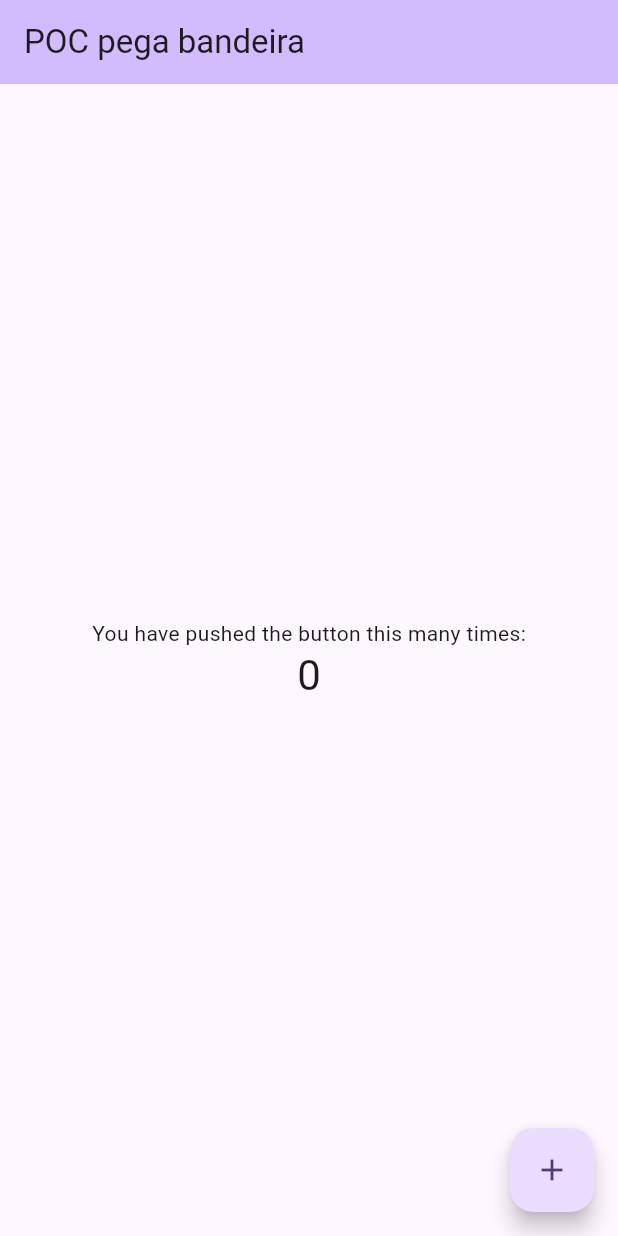
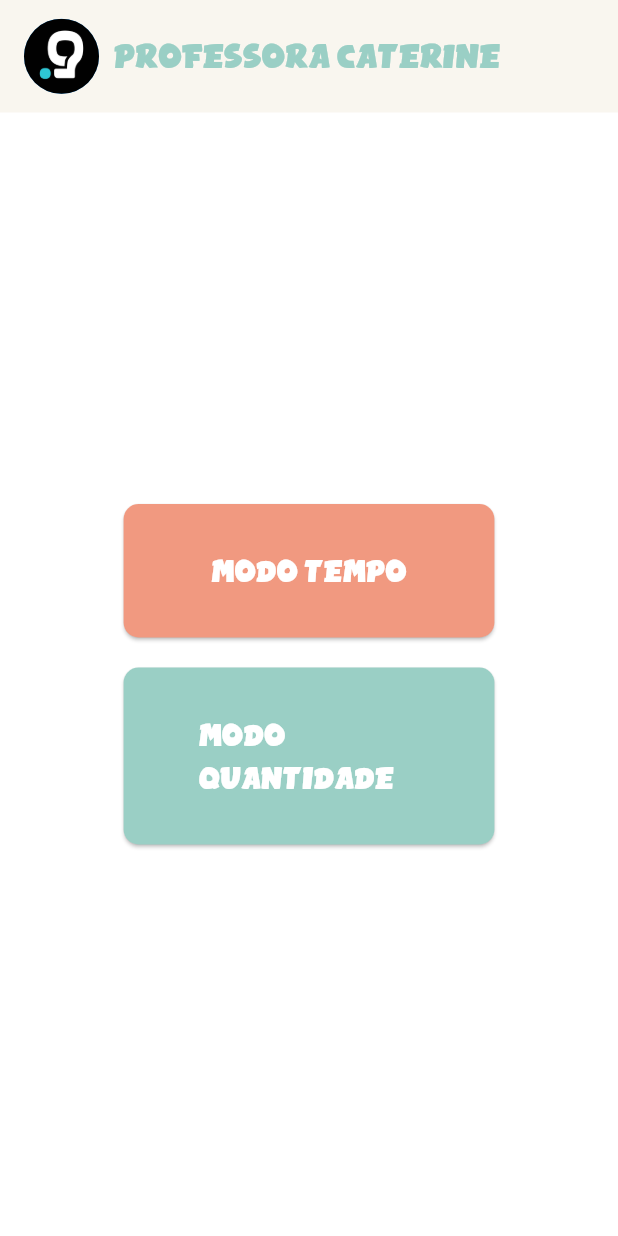
Before and after one commit to marcojrlm/POC_pega_bandeira, a Flutter app: the screen it shows after launch, on a phone screen of 412 x 824 dp. Run offline on Flutter 3.47's test engine with Material 2 defaults, Android fonts, the light colour scheme and no system bars; our stand-ins replace flutter_blue_plus, get, google_fonts.

Commit message:
secont commit

```diff
--- a/lib/main.dart
+++ b/lib/main.dart
@@ -1,4 +1,10 @@
 import 'package:flutter/material.dart';
+import 'package:flutter_blue_plus/flutter_blue_plus.dart';
+import 'package:poc_pega_bandeira/screens/game/timeGame.dart';
+import 'package:poc_pega_bandeira/screens/master/home.dart';
+import 'package:poc_pega_bandeira/screens/master/quantityMode.dart';
+import 'package:poc_pega_bandeira/screens/master/timeMode.dart';
+import 'package:poc_pega_bandeira/utils/colors.dart';
 
 void main() {
   runApp(const MyApp());
@@ -13,113 +19,16 @@ class MyApp extends StatelessWidget {
     return MaterialApp(
       title: 'Pega bandeira',
       theme: ThemeData(
-        // This is the theme of your application.
-        //
-        // TRY THIS: Try running your application with "flutter run". You'll see
-        // the application has a blue toolbar. Then, without quitting the app,
-        // try changing the seedColor in the colorScheme below to Colors.green
-        // and then invoke "hot reload" (save your changes or press the "hot
-        // reload" button in a Flutter-supported IDE, or press "r" if you used
-        // the command line to start the app).
-        //
-        // Notice that the counter didn't reset back to zero; the application
-        // state is not lost during the reload. To reset the state, use hot
-        // restart instead.
-        //
-        // This works for code too, not just values: Most code changes can be
-        // tested with just a hot reload.
-        colorScheme: ColorScheme.fromSeed(seedColor: Colors.deepPurple),
+        colorScheme: ColorScheme.fromSwatch().copyWith(primary: AppColors.primary, secondary: AppColors.secondary, background: AppColors.neutral),
         useMaterial3: true,
       ),
-      home: const MyHomePage(title: 'POC pega bandeira'),
+      home: const MasterHome(),
+      routes: {
+        'home': (ctx) => const MasterHome(),
+        '/timeMode': (ctx) => const TimeMode(),
+        '/quantityMode': (ctx) => const QuantityMode(),
+        '/timeGame': (ctx) => TimeGame(),
+      },
     );
   }
 }
-
-class MyHomePage extends StatefulWidget {
-  const MyHomePage({super.key, required this.title});
-
-  // This widget is the home page of your application. It is stateful, meaning
-  // that it has a State object (defined below) that contains fields that affect
-  // how it looks.
-
-  // This class is the configuration for the state. It holds the values (in this
-  // case the title) provided by the parent (in this case the App widget) and
-  // used by the build method of the State. Fields in a Widget subclass are
-  // always marked "final".
-
-  final String title;
-
-  @override
-  State<MyHomePage> createState() => _MyHomePageState();
-}
-
-class _MyHomePageState extends State<MyHomePage> {
-  int _counter = 0;
-
-  void _incrementCounter() {
-    setState(() {
-      // This call to setState tells the Flutter framework that something has
-      // changed in this State, which causes it to rerun the build method below
-      // so that the display can reflect the updated values. If we changed
-      // _counter without calling setState(), then the build method would not be
-      // called again, and so nothing would appear to happen.
-      _counter++;
-    });
-  }
-
-  @override
-  Widget build(BuildContext context) {
-    // This method is rerun every time setState is called, for instance as done
-    // by the _incrementCounter method above.
-    //
-    // The Flutter framework has been optimized to make rerunning build methods
-    // fast, so that you can just rebuild anything that needs updating rather
-    // than having to individually change instances of widgets.
-    return Scaffold(
-      appBar: AppBar(
-        // TRY THIS: Try changing the color here to a specific color (to
-        // Colors.amber, perhaps?) and trigger a hot reload to see the AppBar
-        // change color while the other colors stay the same.
-        backgroundColor: Theme.of(context).colorScheme.inversePrimary,
-        // Here we take the value from the MyHomePage object that was created by
-        // the App.build method, and use it to set our appbar title.
-        title: Text(widget.title),
-      ),
-      body: Center(
-        // Center is a layout widget. It takes a single child and positions it
-        // in the middle of the parent.
-        child: Column(
-          // Column is also a layout widget. It takes a list of children and
-          // arranges them vertically. By default, it sizes itself to fit its
-          // children horizontally, and tries to be as tall as its parent.
-          //
-          // Column has various properties to control how it sizes itself and
-          // how it positions its children. Here we use mainAxisAlignment to
-          // center the children vertically; the main axis here is the vertical
-          // axis because Columns are vertical (the cross axis would be
-          // horizontal).
-          //
-          // TRY THIS: Invoke "debug painting" (choose the "Toggle Debug Paint"
-          // action in the IDE, or press "p" in the console), to see the
-          // wireframe for each widget.
-          mainAxisAlignment: MainAxisAlignment.center,
-          children: <Widget>[
-            const Text(
-              'You have pushed the button this many times:',
-            ),
-            Text(
-              '$_counter',
-              style: Theme.of(context).textTheme.headlineMedium,
-            ),
-          ],
-        ),
-      ),
-      floatingActionButton: FloatingActionButton(
-        onPressed: _incrementCounter,
-        tooltip: 'Increment',
-        child: const Icon(Icons.add),
-      ), // This trailing comma makes auto-formatting nicer for build methods.
-    );
-  }
-}
--- /dev/null
+++ b/lib/screens/master/home.dart
@@ -0,0 +1,46 @@
+import 'package:flutter/material.dart';
+import 'package:get/get.dart';
+import 'package:poc_pega_bandeira/utils/colors.dart';
+import 'package:google_fonts/google_fonts.dart';
+import 'package:poc_pega_bandeira/widgets/button.dart';
+
+class MasterHome extends StatelessWidget {
+  const MasterHome({super.key});
+
+  @override
+  Widget build(BuildContext context) {
+    return Scaffold(
+      appBar: AppBar(
+        toolbarHeight: 75,
+        automaticallyImplyLeading: false,
+        backgroundColor: AppColors.neutral,
+        title: const Row(
+          children: [
+            CircleAvatar(
+              backgroundImage: AssetImage("assets/logo.jpg"),
+              radius: 25,
+            ),
+            Padding(
+              padding: EdgeInsets.only(left: 10),
+              child: Text("Professora Caterine",
+                  style: TextStyle(
+                      fontFamily: 'Comic', color: AppColors.secondary)),
+            )
+          ],
+        ),
+      ),
+      body: Center(
+        child: Column(
+          mainAxisAlignment: MainAxisAlignment.center,
+          children: <Widget>[
+            MyButton(text: "Modo tempo", onPressed: () => Navigator.pushNamed(context, '/timeMode')),
+            const SizedBox(
+              height: 20,
+            ),
+            MyButton(text: "Modo quantidade", color: AppColors.secondary, width: 0.6, onPressed: () => Navigator.pushNamed(context, '/quantityMode')),
+          ],
+        ),
+      ),
+    );
+  }
+}
--- /dev/null
+++ b/lib/utils/colors.dart
@@ -0,0 +1,7 @@
+import 'package:flutter/material.dart';
+
+class AppColors {
+  static const primary = Color(0xFFF19980);
+  static const secondary = Color(0xFF9ACFC5);
+  static const neutral = Color(0xFFF9F6EF);
+}
--- /dev/null
+++ b/lib/widgets/button.dart
@@ -0,0 +1,34 @@
+import 'package:flutter/material.dart';
+import 'package:poc_pega_bandeira/utils/colors.dart';
+
+class MyButton extends StatelessWidget {
+  MyButton({super.key, this.width, this.color, this.textSize, required this.text, required this.onPressed});
+
+  var width;
+  var color;
+  var text;
+  var textSize;
+
+  final VoidCallback onPressed; // Um callback que não recebe argumentos e não retorna valor
+
+  @override
+  Widget build(BuildContext context) {
+    return FractionallySizedBox(
+      widthFactor: width ?? 0.6,
+      child: ElevatedButton(
+        onPressed: onPressed,
+        style: ElevatedButton.styleFrom(
+          padding: const EdgeInsets.symmetric(horizontal: 50, vertical: 30),
+          backgroundColor: color ?? AppColors.primary,
+          shape: RoundedRectangleBorder(
+            borderRadius: BorderRadius.circular(10.0),
+          ),
+        ),
+        child: Text(
+          text,
+          style: TextStyle(color: Colors.white, fontSize: textSize ?? 20, fontFamily: 'Comic'),
+        ),
+      ),
+    );
+  }
+}
```
Also changed, not shown: assets/fonts/super_comic_2/caution.txt (added, +15 -0 lines), lib/screens/game/timeGame.dart (added, +157 -0 lines), lib/screens/master/quantityMode.dart (added, +90 -0 lines), lib/screens/master/timeMode.dart (added, +89 -0 lines), pubspec.yaml (+14 -0 lines), assets/Logooby.png (added), assets/fonts/super_comic_2/1.jpg (added), assets/fonts/super_comic_2/SuperComic-Regular.ttf (added), assets/logo.jpg (added), assets/trafoeupng.png (added), pubspec.lock, 1 other file.
